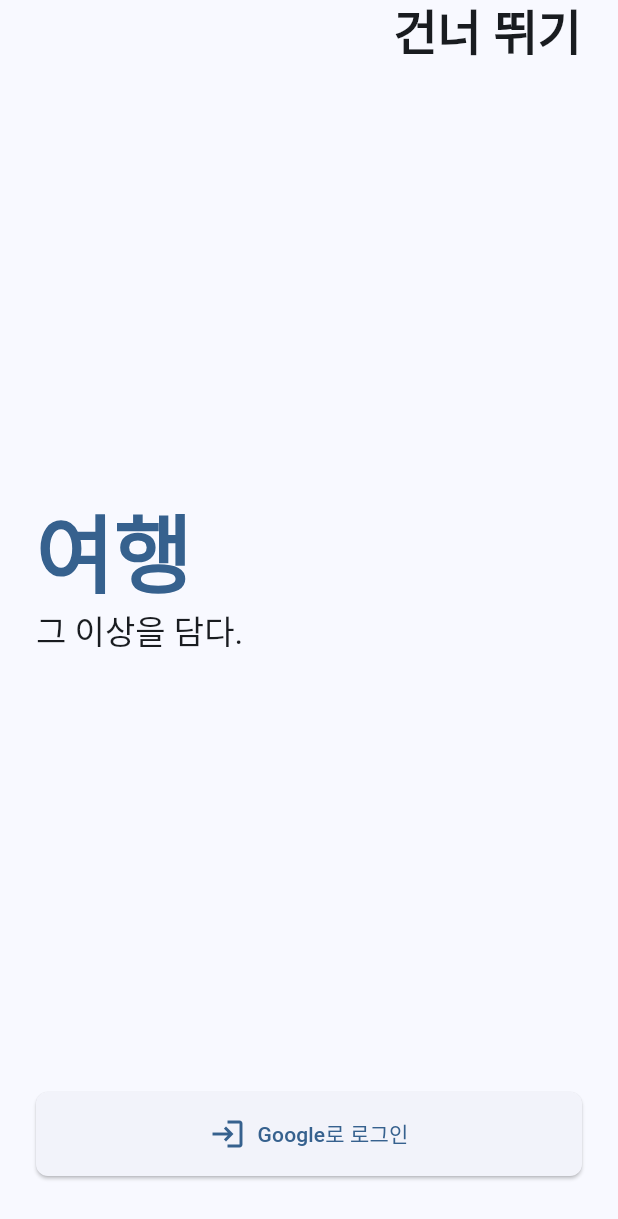
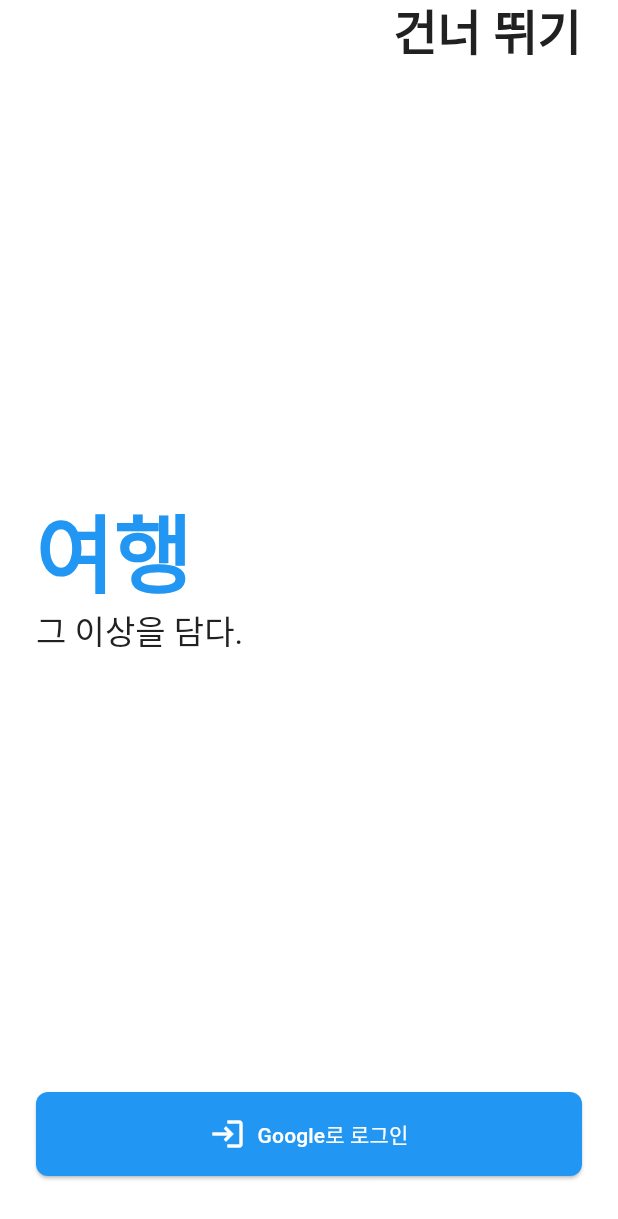
Before and after one commit to keem-hyun/trippath-mobile, a Flutter app: the screen it shows after launch, on a phone screen of 412 x 824 dp. Shown: the top 1219 px of the screen. Run offline on Flutter 3.47's test engine with Material 3 defaults, Android fonts, the phone set to English and light mode, and no system bars; our stand-ins replace dartz, dio, flutter_dotenv, flutter_riverpod, flutter_secure_storage, freezed_annotation and 4 more; generated files the repository leaves out were written again; Roboto replaces fonts that are missing (System).

Commit message:
feat: 디자인 시스템 적용

```diff
--- a/lib/main.dart
+++ b/lib/main.dart
@@ -4,6 +4,7 @@ import 'package:injectable/injectable.dart';
 import 'package:flutter_dotenv/flutter_dotenv.dart';
 import 'core/di/injection.dart';
 import 'core/router/app_router.dart';
+import 'core/design_system/design_system.dart';
 
 void main() async {
   WidgetsFlutterBinding.ensureInitialized();
@@ -21,10 +22,9 @@ class MyApp extends ConsumerWidget {
 
     return MaterialApp.router(
       title: 'TripPath',
-      theme: ThemeData(
-        colorScheme: ColorScheme.fromSeed(seedColor: Colors.blue),
-        useMaterial3: true,
-      ),
+      theme: AppTheme.lightTheme,
+      darkTheme: AppTheme.darkTheme,
+      themeMode: ThemeMode.light,
       routerConfig: router,
     );
   }
```
